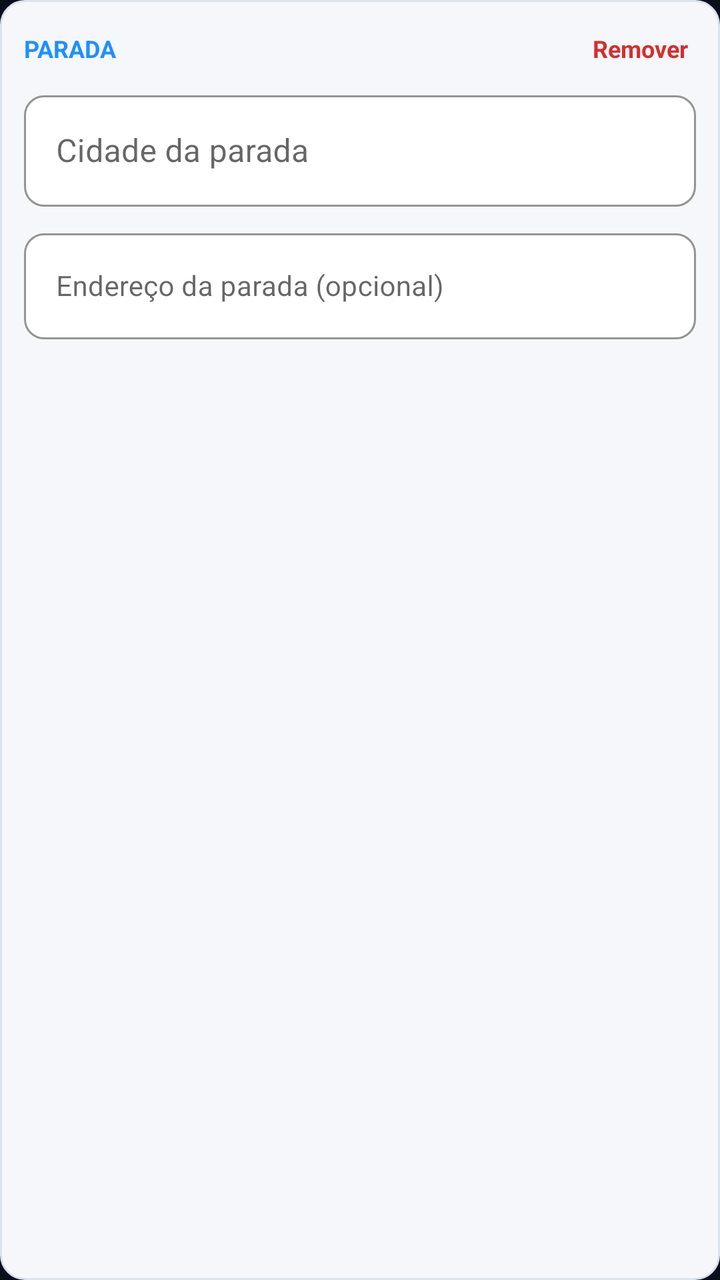
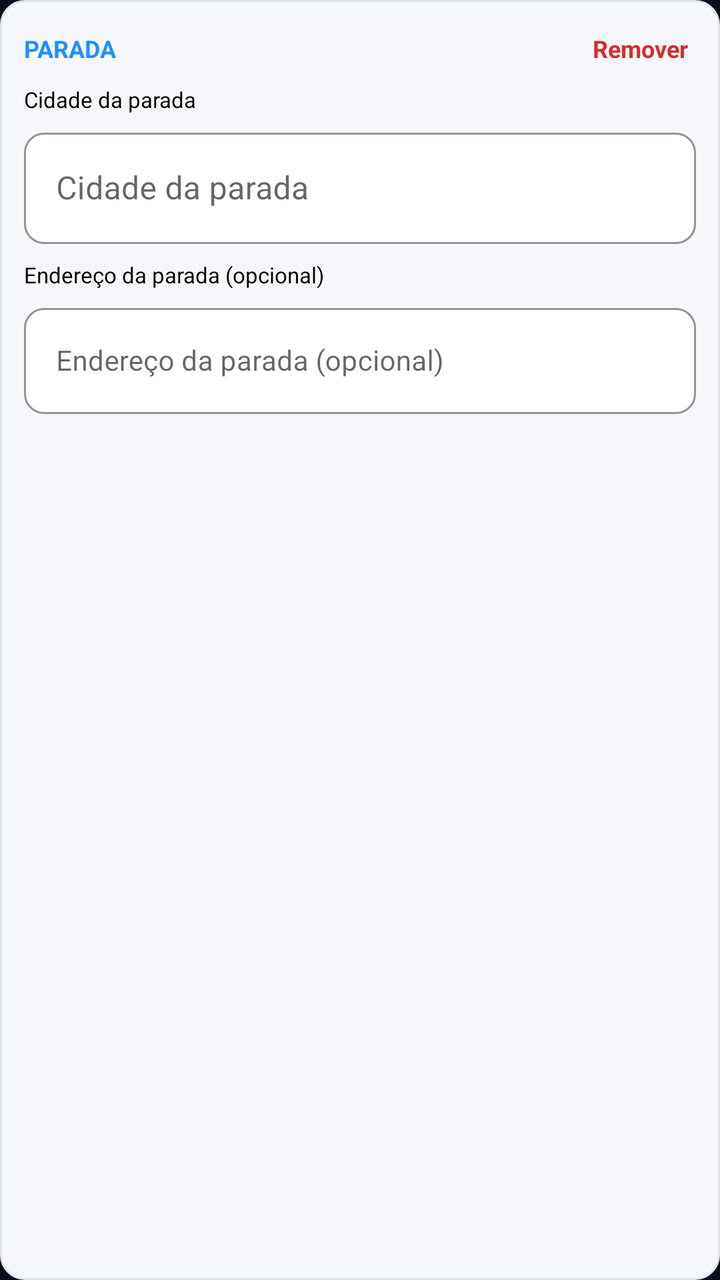

Screens rendered from an Android XML layout before and after an edit, with the pre-edit source and the edit as a unified diff.
<!-- AndroidManifest.xml: application theme Theme.Caronas -->
<!-- res/layout/item_parada_rota_input.xml -->
<?xml version="1.0" encoding="utf-8"?>
<LinearLayout xmlns:android="http://schemas.android.com/apk/res/android"
    xmlns:app="http://schemas.android.com/apk/res-auto"
    android:layout_width="match_parent"
    android:layout_height="wrap_content"
    android:orientation="vertical"
    android:background="@drawable/borda_parada_input"
    android:padding="12dp"
    android:layout_marginBottom="12dp">

    <LinearLayout
        android:layout_width="match_parent"
        android:layout_height="wrap_content"
        android:orientation="horizontal"
        android:gravity="center_vertical"
        android:layout_marginBottom="6dp">

        <TextView
            android:layout_width="0dp"
            android:layout_weight="1"
            android:layout_height="wrap_content"
            android:text="@string/oferecer_parada_rotulo"
            android:textColor="@color/azul_neon"
            android:textSize="12sp"
            android:textStyle="bold" />

        <TextView
            android:id="@+id/btnRemoverParada"
            android:layout_width="wrap_content"
            android:layout_height="wrap_content"
            android:text="@string/oferecer_botao_remover_parada"
            android:textColor="#D32F2F"
            android:textSize="12sp"
            android:textStyle="bold"
            android:padding="4dp"
            android:clickable="true"
            android:focusable="true" />

    </LinearLayout>

    <com.google.android.material.textfield.TextInputLayout
        style="@style/Widget.MaterialComponents.TextInputLayout.OutlinedBox"
        android:layout_width="match_parent"
        android:layout_height="wrap_content"
        app:boxBackgroundColor="#FFFFFF"
        app:boxCornerRadiusTopStart="10dp"
        app:boxCornerRadiusTopEnd="10dp"
        app:boxCornerRadiusBottomStart="10dp"
        app:boxCornerRadiusBottomEnd="10dp"
        app:boxStrokeColor="@color/azul_neon"
        app:hintTextColor="@color/azul_neon"
        app:prefixText="📍  "
        android:hint="@string/oferecer_parada_cidade_hint">

        <com.google.android.material.textfield.TextInputEditText
            android:id="@+id/etCidadeParada"
            android:layout_width="match_parent"
            android:layout_height="wrap_content"
            android:inputType="textCapWords"
            android:maxLines="1" />

    </com.google.android.material.textfield.TextInputLayout>

    <com.google.android.material.textfield.TextInputLayout
        style="@style/Widget.MaterialComponents.TextInputLayout.OutlinedBox"
        android:layout_width="match_parent"
        android:layout_height="wrap_content"
        android:layout_marginTop="8dp"
        app:boxBackgroundColor="#FFFFFF"
        app:boxCornerRadiusTopStart="10dp"
        app:boxCornerRadiusTopEnd="10dp"
        app:boxCornerRadiusBottomStart="10dp"
        app:boxCornerRadiusBottomEnd="10dp"
        app:boxStrokeColor="#B0BEC5"
        app:hintTextColor="#78909C"
        app:prefixText="📍  "
        android:hint="@string/oferecer_parada_endereco_hint">

        <com.google.android.material.textfield.TextInputEditText
            android:id="@+id/etEnderecoParada"
            android:layout_width="match_parent"
            android:layout_height="wrap_content"
            android:textSize="14sp"
            android:inputType="textCapSentences"
            android:maxLines="1" />

    </com.google.android.material.textfield.TextInputLayout>

</LinearLayout>
<!-- resources referenced by this layout -->
<resources>
  <color name="azul_neon">#1E90FF</color>
  <!-- drawable borda_parada_input (drawable) -->
  <?xml version="1.0" encoding="utf-8"?>
  <shape xmlns:android="http://schemas.android.com/apk/res/android">
      <solid android:color="#F5F7FA" />
      <corners android:radius="12dp" />
      <stroke android:width="1dp" android:color="#DCE3EA" />
  </shape>
  <string name="oferecer_botao_remover_parada">Remover</string>
  <string name="oferecer_parada_cidade_hint">Cidade da parada</string>
  <string name="oferecer_parada_endereco_hint">Endereço da parada (opcional)</string>
  <string name="oferecer_parada_rotulo">PARADA</string>
  <style name="Theme.Caronas" parent="Theme.MaterialComponents.DayNight.NoActionBar">
          <item name="colorPrimary">@color/azul_neon</item>
          <item name="colorPrimaryVariant">@color/azul_neon_escuro</item>
          <item name="colorOnPrimary">@color/white</item>
          <item name="colorSecondary">@color/azul_neon</item>
          <item name="colorSecondaryVariant">@color/azul_neon_escuro</item>
          <item name="colorOnSecondary">@color/white</item>
          <item name="android:statusBarColor">@color/fundo_escuro</item>
          <item name="android:windowBackground">@color/fundo_escuro</item>
      </style>
  <color name="azul_neon_escuro">#0D47A1</color>
  <color name="white">#FFFFFFFF</color>
  <color name="fundo_escuro">#0A0E1A</color>
</resources>

<!-- the commit's change to res/layout/item_parada_rota_input.xml (unified diff, before → after) -->
@@ -38,6 +38,10 @@
 
     </LinearLayout>
 
+    <TextView
+        style="@style/RotuloCampoCaronas"
+        android:text="@string/oferecer_parada_cidade_hint" />
+
     <com.google.android.material.textfield.TextInputLayout
         style="@style/Widget.MaterialComponents.TextInputLayout.OutlinedBox"
         android:layout_width="match_parent"
@@ -61,11 +65,15 @@
 
     </com.google.android.material.textfield.TextInputLayout>
 
+    <TextView
+        style="@style/RotuloCampoCaronas"
+        android:layout_marginTop="8dp"
+        android:text="@string/oferecer_parada_endereco_hint" />
+
     <com.google.android.material.textfield.TextInputLayout
         style="@style/Widget.MaterialComponents.TextInputLayout.OutlinedBox"
         android:layout_width="match_parent"
         android:layout_height="wrap_content"
-        android:layout_marginTop="8dp"
         app:boxBackgroundColor="#FFFFFF"
         app:boxCornerRadiusTopStart="10dp"
         app:boxCornerRadiusTopEnd="10dp"
<!-- resource entries referenced after the edit -->
@@ -12,6 +12,13 @@
   <string name="oferecer_parada_cidade_hint">Cidade da parada</string>
   <string name="oferecer_parada_endereco_hint">Endereço da parada (opcional)</string>
   <string name="oferecer_parada_rotulo">PARADA</string>
+  <style name="RotuloCampoCaronas">
+          <item name="android:layout_width">match_parent</item>
+          <item name="android:layout_height">wrap_content</item>
+          <item name="android:textColor">#000000</item>
+          <item name="android:textSize">11sp</item>
+          <item name="android:layout_marginBottom">4dp</item>
+      </style>
   <style name="Theme.Caronas" parent="Theme.MaterialComponents.DayNight.NoActionBar">
           <item name="colorPrimary">@color/azul_neon</item>
           <item name="colorPrimaryVariant">@color/azul_neon_escuro</item>
